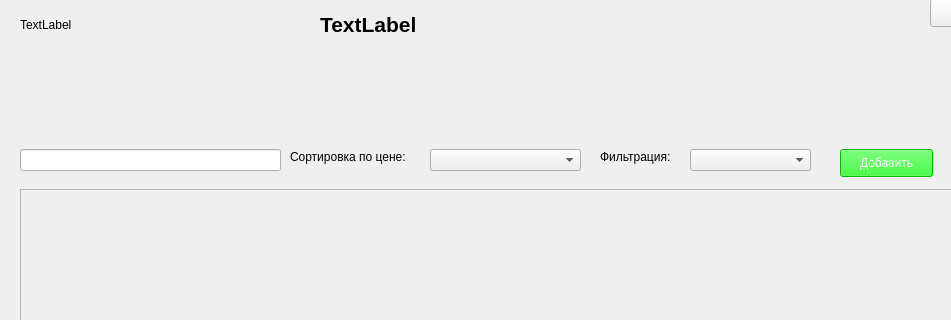
This is ui/admin.ui in Ekaterina120/setup as Qt 5 draws it before an edit; both pictures show x 0 to 951 and y 101 to 421 of the 1150 by 914 pixel window. The edited form follows.
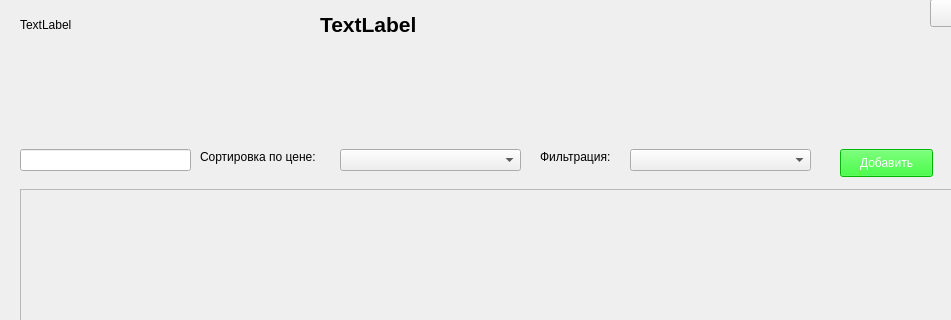
This is the edited form.

```diff
--- a/ui/admin.ui
+++ b/ui/admin.ui
@@ -65,7 +65,7 @@
      <rect>
       <x>20</x>
       <y>250</y>
-      <width>261</width>
+      <width>171</width>
       <height>22</height>
      </rect>
     </property>
@@ -73,7 +73,7 @@
    <widget class="QLabel" name="label_3">
     <property name="geometry">
      <rect>
-      <x>290</x>
+      <x>200</x>
       <y>250</y>
       <width>131</width>
       <height>16</height>
@@ -86,9 +86,9 @@
    <widget class="QComboBox" name="comboBox">
     <property name="geometry">
      <rect>
-      <x>430</x>
+      <x>340</x>
       <y>250</y>
-      <width>151</width>
+      <width>181</width>
       <height>22</height>
      </rect>
     </property>
@@ -96,7 +96,7 @@
    <widget class="QLabel" name="label_4">
     <property name="geometry">
      <rect>
-      <x>600</x>
+      <x>540</x>
       <y>250</y>
       <width>81</width>
       <height>16</height>
@@ -109,9 +109,9 @@
    <widget class="QComboBox" name="comboBox_2">
     <property name="geometry">
      <rect>
-      <x>690</x>
+      <x>630</x>
       <y>250</y>
-      <width>121</width>
+      <width>181</width>
       <height>22</height>
      </rect>
     </property>
```
Left out of the diff: 4 changed lines with no effect on the pictures.
